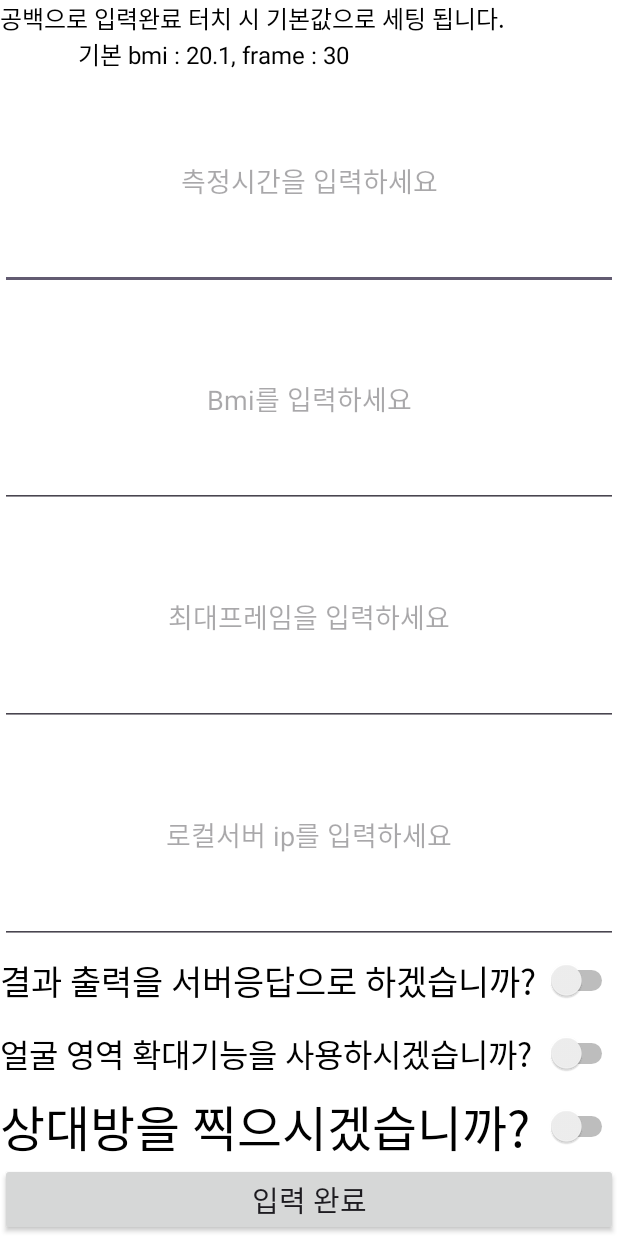
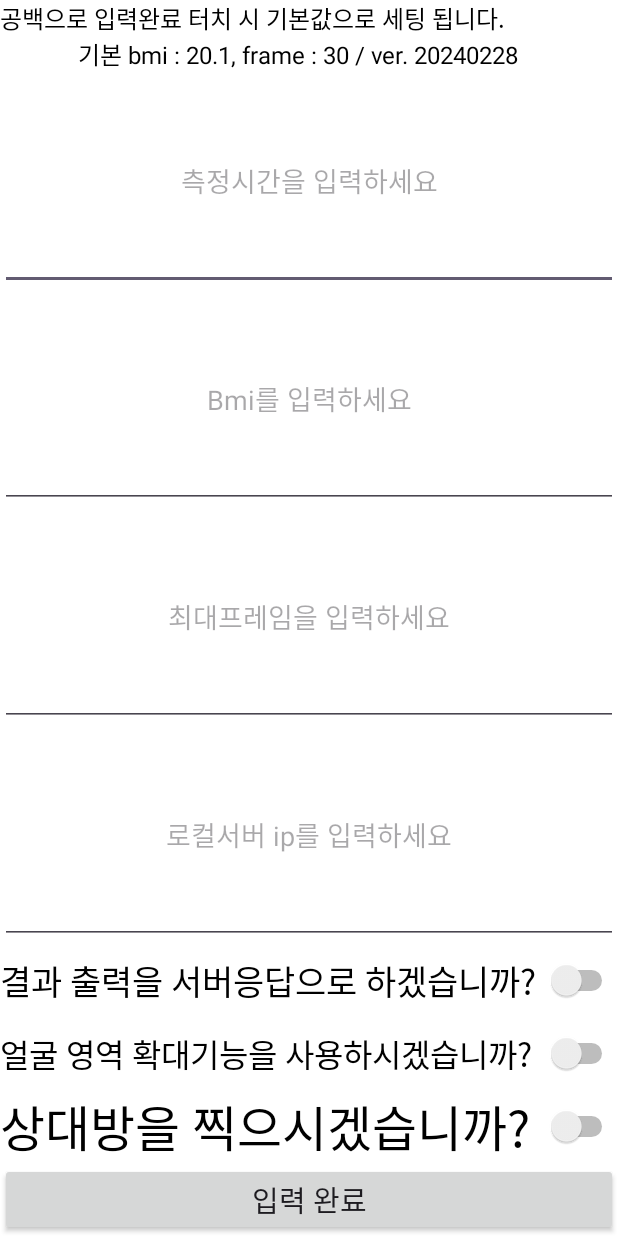
Before and after one commit to SuyeongOh/innocare_sdk, an Android app: the screen it shows after launch (MainActivity), on a phone screen of 412 x 824 dp. Run offline under Robolectric (Android 15) with nearby library versions, the phone set to English and light mode, and no system bars.

Commit message:
add version name

```diff
--- a/app/src/main/res/layout/fragment_init.xml
+++ b/app/src/main/res/layout/fragment_init.xml
@@ -18,7 +18,7 @@
             android:autoSizeTextType="uniform"
             android:textColor="@color/black"
             android:text="공백으로 입력완료 터치 시 기본값으로 세팅 됩니다.\n
-            기본 bmi : 20.1, frame : 30"
+            기본 bmi : 20.1, frame : 30 / ver. 20240228"
             />
 
         <EditText
```
